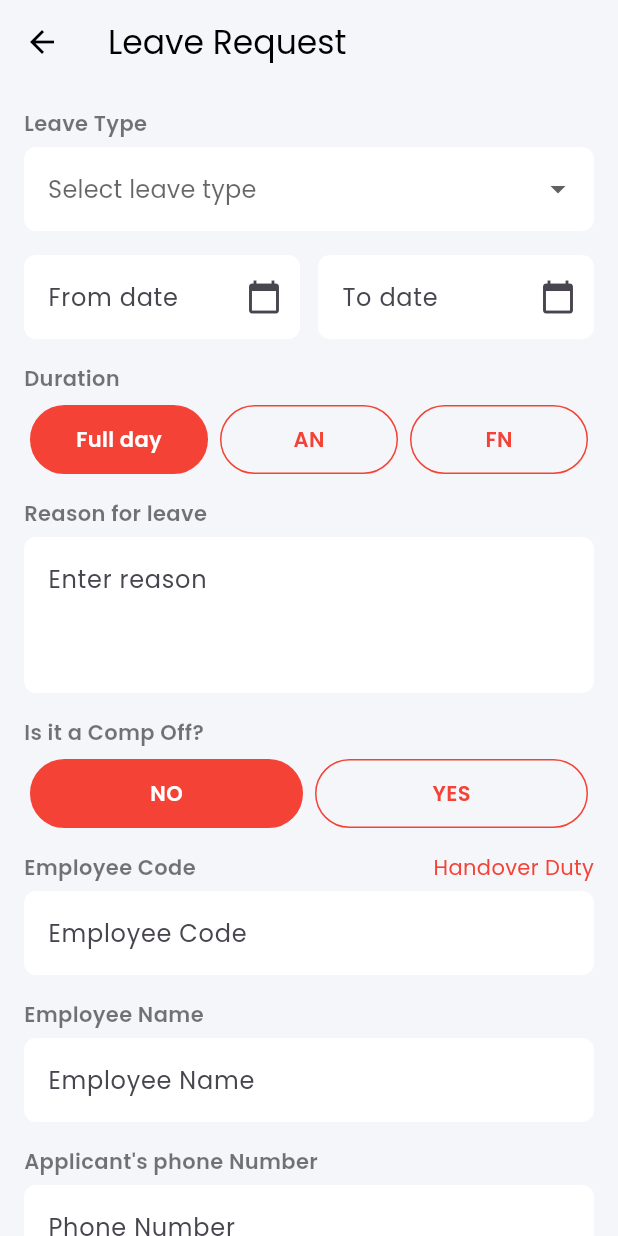
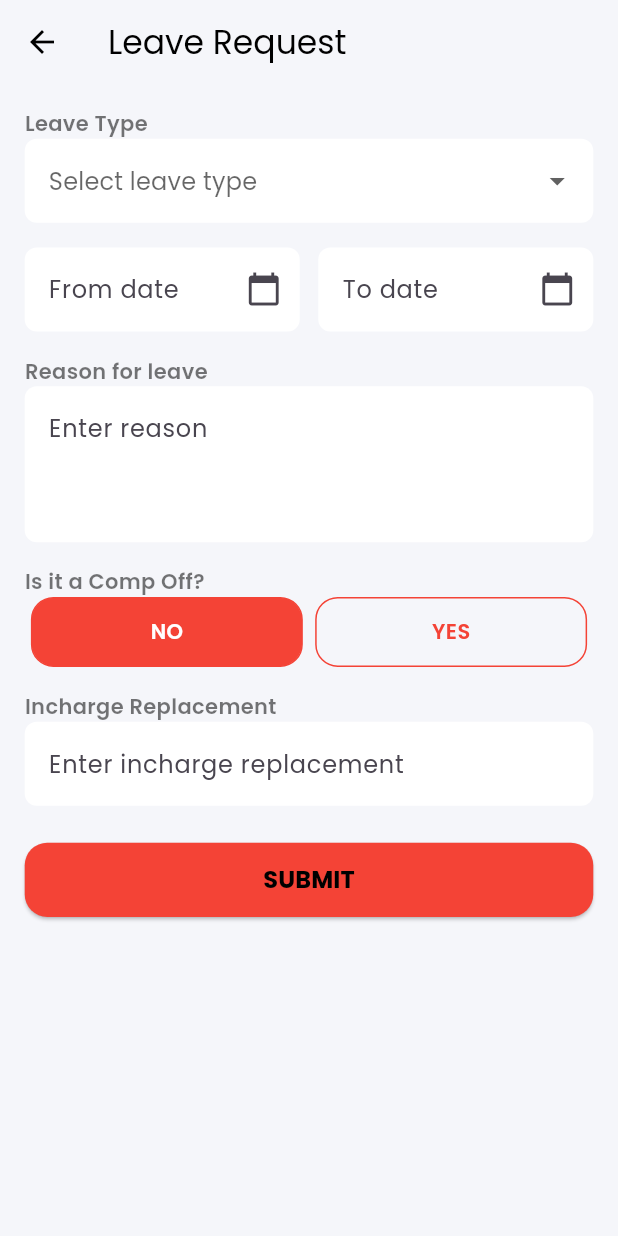
Before and after one commit to rahman12181/Employee_managementApp, a Flutter app: the LeaveRequest screen opened by its route, on a phone screen of 412 x 824 dp. Run offline on Flutter 3.47's test engine with Material 3 defaults, Android fonts, the phone set to English and light mode, and no system bars; our stand-ins replace shared_preferences; accounts and stored records are empty.

Commit message:
Leaverequest Wrok successfully here

```diff
--- a/lib/card_screen/leaverequest.dart
+++ b/lib/card_screen/leaverequest.dart
@@ -1,5 +1,7 @@
+import 'dart:convert';
 import 'package:flutter/material.dart';
 import 'package:management_app/services/leave_request_service.dart';
+import 'package:shared_preferences/shared_preferences.dart';
 
 class LeaveRequest extends StatefulWidget {
   const LeaveRequest({super.key});
@@ -10,18 +12,33 @@
 
 class _LeaveRequestState extends State<LeaveRequest> {
   final _formKey = GlobalKey<FormState>();
-  bool _isLoading=false;
+  bool _isLoading = false;
 
   final TextEditingController fromDateCtrl = TextEditingController();
   final TextEditingController toDateCtrl = TextEditingController();
   final TextEditingController reasonCtrl = TextEditingController();
   final TextEditingController empCodeCtrl = TextEditingController();
   final TextEditingController empNameCtrl = TextEditingController();
-  final TextEditingController phoneCtrl = TextEditingController();
+  final TextEditingController inchargeCtrl = TextEditingController();
 
   String? leaveType;
-  String durationType = "FULL";
   String compOff = "NO";
+
+  @override
+  void initState() {
+    super.initState();
+    _loadEmployeeData();
+  }
+
+  Future<void> _loadEmployeeData() async {
+    final prefs = await SharedPreferences.getInstance();
+    empCodeCtrl.text = prefs.getString("employeeId") ?? "HR-EMP-0015";
+    final profileData = prefs.getString("profileData");
+    if (profileData != null) {
+      final data = jsonDecode(profileData);
+      empNameCtrl.text = data["full_name"] ?? "";
+    }
+  }
 
   Future<void> selectDate(TextEditingController controller) async {
     DateTime? pickedDate = await showDatePicker(
@@ -30,7 +47,6 @@
       firstDate: DateTime(2000),
       lastDate: DateTime(2100),
     );
-
     if (pickedDate != null) {
       controller.text =
           "${pickedDate.day.toString().padLeft(2, '0')}-"
@@ -41,6 +57,9 @@
 
   @override
   Widget build(BuildContext context) {
+    final screenWidth = MediaQuery.of(context).size.width;
+    final screenHeight = MediaQuery.of(context).size.height;
+
     return Scaffold(
       backgroundColor: const Color(0xffF5F6FA),
       appBar: AppBar(
@@ -50,20 +69,20 @@
         elevation: 0,
       ),
       body: SingleChildScrollView(
-        padding: const EdgeInsets.all(16),
+        padding: EdgeInsets.all(screenWidth * 0.04),
         child: Form(
           key: _formKey,
           child: Column(
             crossAxisAlignment: CrossAxisAlignment.start,
             children: [
-              const Text(
+              // Leave Type
+              Text(
                 "Leave Type",
                 style: TextStyle(
                   fontWeight: FontWeight.w600,
                   color: Colors.black54,
                 ),
               ),
-              const SizedBox(height: 6),
               DropdownButtonFormField<String>(
                 decoration: InputDecoration(
                   hintText: "Select leave type",
@@ -83,9 +102,9 @@
                 validator: (value) =>
                     value == null ? "Select leave type" : null,
               ),
+              SizedBox(height: screenHeight * 0.02),
 
-              const SizedBox(height: 16),
-
+              // From & To Date
               Row(
                 children: [
                   Expanded(
@@ -107,7 +126,7 @@
                           value!.isEmpty ? "Select from date" : null,
                     ),
                   ),
-                  const SizedBox(width: 12),
+                  SizedBox(width: screenWidth * 0.03),
                   Expanded(
                     child: TextFormField(
                       controller: toDateCtrl,
@@ -129,56 +148,16 @@
                   ),
                 ],
               ),
+              SizedBox(height: screenHeight * 0.02),
 
-              const SizedBox(height: 16),
-
-              const Text(
-                "Duration",
-                style: TextStyle(
-                  fontWeight: FontWeight.w600,
-                  color: Colors.black54,
-                ),
-              ),
-              const SizedBox(height: 8),
-              Row(
-                children: ["FULL", "AN", "FN"].map((e) {
-                  final isSelected = durationType == e;
-                  return Expanded(
-                    child: GestureDetector(
-                      onTap: () => setState(() => durationType = e),
-                      child: Container(
-                        padding: const EdgeInsets.symmetric(vertical: 12),
-                        margin: const EdgeInsets.symmetric(horizontal: 4),
-                        decoration: BoxDecoration(
-                          color: isSelected ? Colors.red : Colors.transparent,
-                          border: Border.all(color: Colors.red),
-                          borderRadius: BorderRadius.circular(30),
-                        ),
-                        child: Center(
-                          child: Text(
-                            e == "FULL" ? "Full day" : e,
-                            style: TextStyle(
-                              color: isSelected ? Colors.white : Colors.red,
-                              fontWeight: FontWeight.w600,
-                            ),
-                          ),
-                        ),
-                      ),
-                    ),
-                  );
-                }).toList(),
-              ),
-
-              const SizedBox(height: 16),
-
-              const Text(
+              // Reason
+              Text(
                 "Reason for leave",
                 style: TextStyle(
                   fontWeight: FontWeight.w600,
                   color: Colors.black54,
                 ),
               ),
-              const SizedBox(height: 6),
               TextFormField(
                 controller: reasonCtrl,
                 maxLines: 3,
@@ -194,17 +173,16 @@
                 validator: (value) =>
                     value!.isEmpty ? "Reason is required" : null,
               ),
+              SizedBox(height: screenHeight * 0.02),
 
-              const SizedBox(height: 16),
-
-              const Text(
+              // Comp Off
+              Text(
                 "Is it a Comp Off?",
                 style: TextStyle(
                   fontWeight: FontWeight.w600,
                   color: Colors.black54,
                 ),
               ),
-              const SizedBox(height: 8),
               Row(
                 children: ["NO", "YES"].map((e) {
                   final isSelected = compOff == e;
@@ -212,12 +190,16 @@
                     child: GestureDetector(
                       onTap: () => setState(() => compOff = e),
                       child: Container(
-                        padding: const EdgeInsets.symmetric(vertical: 12),
-                        margin: const EdgeInsets.symmetric(horizontal: 4),
+                        padding: EdgeInsets.symmetric(
+                          vertical: screenHeight * 0.015,
+                        ),
+                        margin: EdgeInsets.symmetric(
+                          horizontal: screenWidth * 0.01,
+                        ),
                         decoration: BoxDecoration(
                           color: isSelected ? Colors.red : Colors.transparent,
                           border: Border.all(color: Colors.red),
-                          borderRadius: BorderRadius.circular(30),
+                          borderRadius: BorderRadius.circular(15),
                         ),
                         child: Center(
                           child: Text(
@@ -233,27 +215,20 @@
                   );
                 }).toList(),
               ),
+              SizedBox(height: screenHeight * 0.02),
 
-              const SizedBox(height: 16),
-
-              Row(
-                mainAxisAlignment: MainAxisAlignment.spaceBetween,
-                children: const [
+              // Incharge Replacement
               Text(
-                    "Employee Code",
+                "Incharge Replacement",
                 style: TextStyle(
                   fontWeight: FontWeight.w600,
                   color: Colors.black54,
                 ),
               ),
-                  Text("Handover Duty", style: TextStyle(color: Colors.red)),
-                ],
-              ),
-              const SizedBox(height: 6),
               TextFormField(
-                controller: empCodeCtrl,
+                controller: inchargeCtrl,
                 decoration: InputDecoration(
-                  hintText: "Employee Code",
+                  hintText: "Enter incharge replacement",
                   filled: true,
                   fillColor: Colors.white,
                   border: OutlineInputBorder(
@@ -261,66 +236,42 @@
                     borderSide: BorderSide.none,
                   ),
                 ),
+                validator: (value) => value!.isEmpty ? "Enter incharge" : null,
               ),
+              SizedBox(height: screenHeight * 0.03),
 
-              const SizedBox(height: 16),
-
-              /// Employee Name
-              const Text(
-                "Employee Name",
-                style: TextStyle(
-                  fontWeight: FontWeight.w600,
-                  color: Colors.black54,
+              // Submit Button
+              SizedBox(
+                width: double.infinity,
+                height: screenHeight * 0.06,
+                child: ElevatedButton(
+                  style: ElevatedButton.styleFrom(
+                    backgroundColor: Colors.red,
+                    shape: RoundedRectangleBorder(
+                      borderRadius: BorderRadius.circular(15)
                     ),
                     ),
-              const SizedBox(height: 6),
-              TextFormField(
-                controller: empNameCtrl,
-                decoration: InputDecoration(
-                  hintText: "Employee Name",
-                  filled: true,
-                  fillColor: Colors.white,
-                  border: OutlineInputBorder(
-                    borderRadius: BorderRadius.circular(8),
-                    borderSide: BorderSide.none,
+                  onPressed: _isLoading ? null : _submitLeave,
+                  child: _isLoading
+                      ? const CircularProgressIndicator(color: Colors.white)
+                      : const Text(
+                          "SUBMIT",
+                          style: TextStyle(
+                            fontSize: 16,
+                            fontWeight: FontWeight.bold,
+                            color: Colors.black,
                           ),
                         ),
                 ),
-
-              const SizedBox(height: 16),
-
-              const Text(
-                "Applicant's phone Number",
-                style: TextStyle(
-                  fontWeight: FontWeight.w600,
-                  color: Colors.black54,
+              ),
+            ],
           ),
         ),
-              const SizedBox(height: 6),
-              TextFormField(
-                controller: phoneCtrl,
-                keyboardType: TextInputType.phone,
-                decoration: InputDecoration(
-                  hintText: "Phone Number",
-                  filled: true,
-                  fillColor: Colors.white,
-                  border: OutlineInputBorder(
-                    borderRadius: BorderRadius.circular(8),
-                    borderSide: BorderSide.none,
       ),
-                ),
-                validator: (value) =>
-                    value!.length < 10 ? "Enter valid number" : null,
-              ),
+    );
+  }
 
-              const SizedBox(height: 30),
-
-              SizedBox(
-                width: double.infinity,
-                height: 50,
-                child: ElevatedButton(
-                  style: ElevatedButton.styleFrom(backgroundColor: Colors.red),
-                  onPressed: () async {
+  Future<void> _submitLeave() async {
     if (!_formKey.currentState!.validate()) return;
 
     setState(() => _isLoading = true);
@@ -332,42 +283,38 @@
       toDate: toDateCtrl.text,
       reason: reasonCtrl.text.trim(),
       compOff: compOff,
+      inchargeReplacement: inchargeCtrl.text.trim(),
     );
 
     setState(() => _isLoading = false);
 
-                    if (result["success"] == true) {
     ScaffoldMessenger.of(context).showSnackBar(
-                        const SnackBar(
-                          content: Text("Leave applied successfully"),
-                          backgroundColor: Colors.green,
+  SnackBar(
+    content: Text(
+      result["success"] == true
+          ? "Leave applied successfully"
+          : result["message"],
+      style: const TextStyle(
+        color: Colors.white,
+        fontWeight: FontWeight.bold,
+      ),
+    ),
+    backgroundColor: result["success"] == true ? Colors.green : Colors.red,
+    behavior: SnackBarBehavior.floating,
+    shape: RoundedRectangleBorder(
+      borderRadius: BorderRadius.circular(15),
+    ),
+    duration: const Duration(seconds: 2),
   ),
 );
 
+
+    if (result["success"] == true) {
       _formKey.currentState!.reset();
       fromDateCtrl.clear();
       toDateCtrl.clear();
       reasonCtrl.clear();
-                    } else {
-                      ScaffoldMessenger.of(context).showSnackBar(
-                        SnackBar(
-                          content: Text(result["message"]),
-                          backgroundColor: Colors.red,
-                        ),
-                      );
-                    }
-                  },
-
-                  child: const Text(
-                    "SUBMIT",
-                    style: TextStyle(fontSize: 16, fontWeight: FontWeight.bold,color: Colors.black),
-                  ),
-                ),
-              ),
-            ],
-          ),
-        ),
-      ),
-    );
+      inchargeCtrl.clear();
     }
   }
+}
--- a/lib/screen/login_screen.dart
+++ b/lib/screen/login_screen.dart
@@ -240,10 +240,8 @@
                                         route: route,
                                         cookies: AuthService.cookies,
                                       );
-
-                                      /* SharedPreferences prefs =
-                                         await SharedPreferences.getInstance();
-                                      await prefs.setString("home_page", route);*/
+                                    //  final check=CheckuserUtils();      this is used to check sharedpreferecne data
+                                     // await check.checkSharedPrefs();
 
                                       setState(() => _isloading = false);
 
```
Also changed, not shown: lib/services/leave_request_service.dart (+21 -26 lines), lib/utils/checkuser_util.dart (+13 -0 lines), 1 other file. Lines whose indentation alone changed are shown as unchanged.
